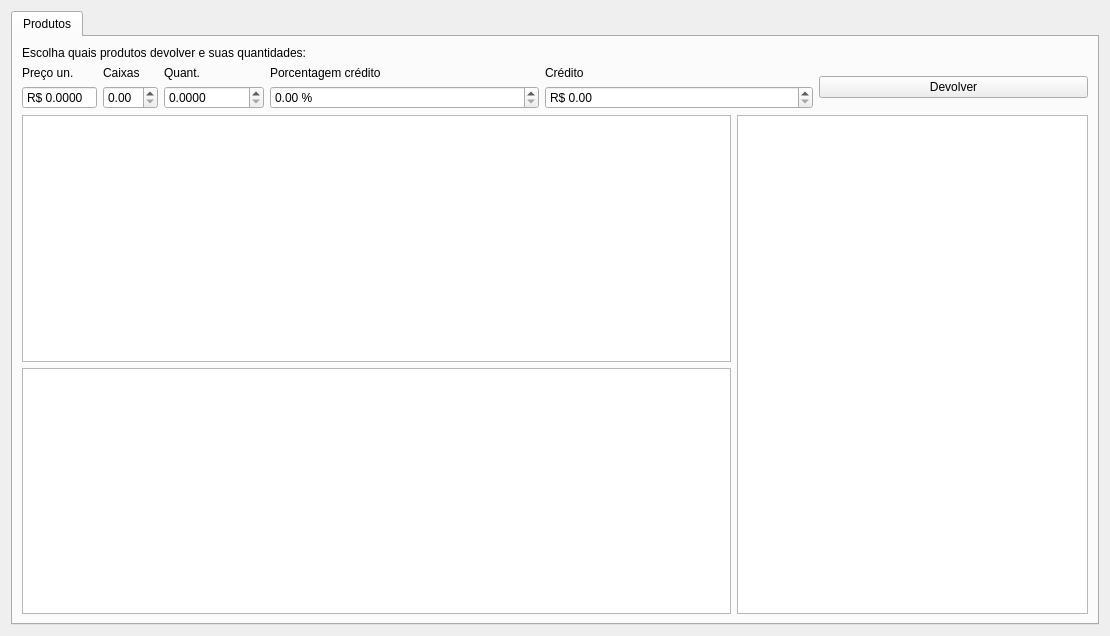
Above: ui/devolucao.ui from darktorres/ERP-STACCATO before the change. Below: the same form after it.
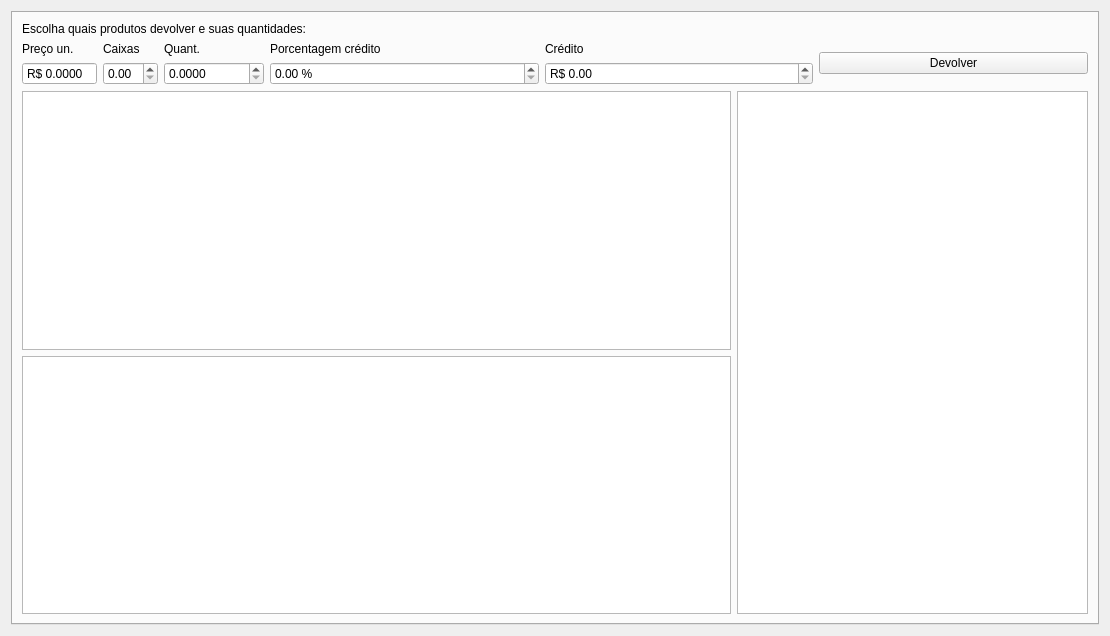
That is the form after the change. Custom widgets are drawn as their Qt base class.

Commit message: Alterações estéticas na Devolução

The edit to the form file:
```diff
--- a/ui/devolucao.ui
+++ b/ui/devolucao.ui
@@ -19,6 +19,9 @@
      <property name="currentIndex">
       <number>0</number>
      </property>
+     <property name="tabBarAutoHide">
+      <bool>true</bool>
+     </property>
      <widget class="QWidget" name="tab">
       <attribute name="title">
        <string>Produtos</string>
```
The commit also changes 1 other file.
